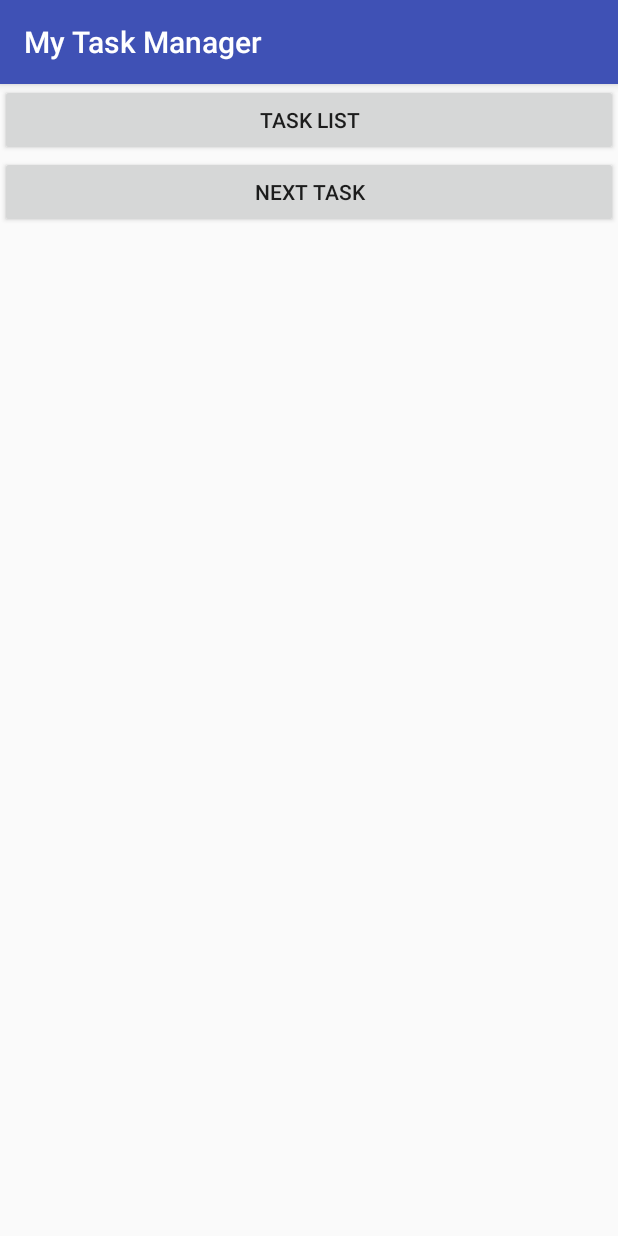
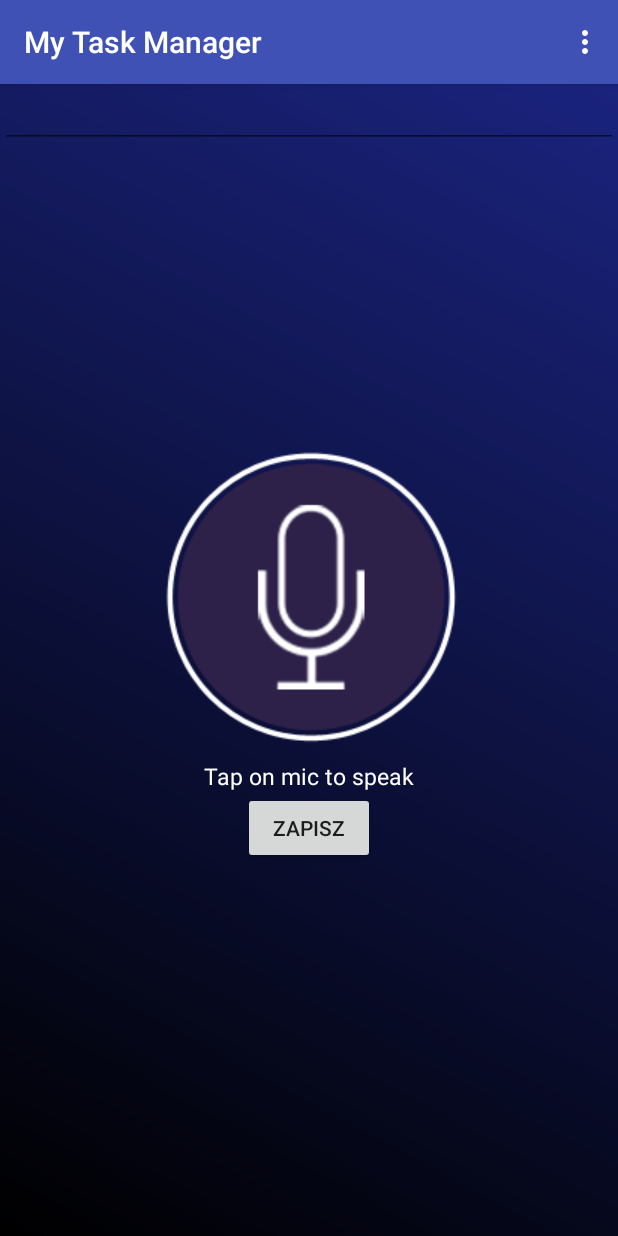
Before and after one commit to mariusz-zawadzki/tomorrow-task-manager, an Android app: the screen it shows after launch (MainActivity before the commit, NoteCreation after it), on a phone screen of 412 x 824 dp. Run offline under Robolectric (Android 15) with nearby library versions, the phone set to English and light mode, and no system bars.

```diff
--- a/app/build.gradle
+++ b/app/build.gradle
@@ -26,6 +26,7 @@ dependencies {
     implementation fileTree(dir: 'libs', include: ['*.jar'])
     implementation "org.jetbrains.kotlin:kotlin-stdlib-jre7:$kotlin_version"
     implementation 'com.android.support:appcompat-v7:28.0.0-alpha3'
+    implementation 'com.android.support:preference-v7:28.0.0-alpha3'
     implementation 'com.android.support.constraint:constraint-layout:1.1.2'
     testImplementation 'junit:junit:4.12'
     androidTestImplementation 'com.android.support.test:runner:1.0.2'
--- a/app/src/main/java/zawadzki/mytaskmanager/MainActivity.kt
+++ b/app/src/main/java/zawadzki/mytaskmanager/MainActivity.kt
@@ -22,11 +22,8 @@ class MainActivity : AppCompatActivity() {
         }
         createTask.setOnClickListener {
             val intent = Intent(this, NoteCreation::class.java).apply {
-
             }
             startActivity(intent)
-
-//            Toast.makeText(this, "Create task.", Toast.LENGTH_SHORT).show()
         }
     }
 }
--- a/app/src/main/java/zawadzki/mytaskmanager/NoteCreation.kt
+++ b/app/src/main/java/zawadzki/mytaskmanager/NoteCreation.kt
@@ -1,26 +1,118 @@
 package zawadzki.mytaskmanager
 
-import android.content.Intent
 import android.support.v7.app.AppCompatActivity
 import android.os.Bundle
-import android.support.v4.app.NavUtils
 import android.view.MenuItem
+import java.util.Locale;
+
+import android.app.Activity;
+import android.content.ActivityNotFoundException;
+import android.content.Intent;
+import android.preference.PreferenceManager
+import android.speech.RecognizerIntent;
+import android.view.Menu;
+import android.widget.*
+import android.widget.Toast
+
+
+
 
 class NoteCreation : AppCompatActivity() {
+    private lateinit var txtSpeechInput: EditText
+    private lateinit var btnSpeak: ImageButton
+    private lateinit var saveNote: Button
+    private val REQ_CODE_SPEECH_INPUT = 100
+
 
     override fun onCreate(savedInstanceState: Bundle?) {
         super.onCreate(savedInstanceState)
         setContentView(R.layout.activity_note_creation)
+//        supportActionBar?.setDisplayHomeAsUpEnabled(true)
 
-        supportActionBar?.setDisplayHomeAsUpEnabled(true)
+        txtSpeechInput = findViewById(R.id.txtSpeechInput)
+        btnSpeak = findViewById(R.id.btnSpeak)
+        saveNote = findViewById(R.id.save_note)
+        // hide the action bar
+//        actionBar?.hide()
+
+        txtSpeechInput.clearFocus()
+        btnSpeak.setOnClickListener({ promptSpeechInput() })
+        saveNote.setOnClickListener { saveCurrentNote() }
+    }
+
+    private fun saveCurrentNote() {
+
+        val defaultSharedPreferences = PreferenceManager.getDefaultSharedPreferences(this)
+        val email = defaultSharedPreferences.getString(getString(R.string.pref_target_email), "")
+
+        val i = Intent(Intent.ACTION_SEND)
+        i.type = "message/rfc822"
+        i.putExtra(Intent.EXTRA_EMAIL, arrayOf(email))
+        i.putExtra(Intent.EXTRA_SUBJECT, "Pomysł.")
+        i.putExtra(Intent.EXTRA_TEXT, txtSpeechInput.text.toString())
+        try {
+            startActivity(Intent.createChooser(i, "Wyślij mailem."))
+        } catch (ex: android.content.ActivityNotFoundException) {
+            Toast.makeText(this, "There are no email clients installed.", Toast.LENGTH_SHORT).show()
+        }
     }
 
 
     override fun onOptionsItemSelected(item: MenuItem): Boolean {
         val id = item.itemId
         if (id == android.R.id.home) {
-            NavUtils.navigateUpTo(this, Intent(this,MainActivity::class.java))
+            finish()
+        }
+        if (id == R.id.action_settings) {
+            val startSettingsActivity = Intent(this, SettingsActivity::class.java)
+            startActivity(startSettingsActivity)
+            return true
         }
         return super.onOptionsItemSelected(item)
     }
+
+    /**
+     * Showing google speech input dialog
+     */
+    private fun promptSpeechInput() {
+        val intent = Intent(RecognizerIntent.ACTION_RECOGNIZE_SPEECH)
+        intent.putExtra(RecognizerIntent.EXTRA_LANGUAGE_MODEL,
+                RecognizerIntent.LANGUAGE_MODEL_FREE_FORM)
+        intent.putExtra(RecognizerIntent.EXTRA_LANGUAGE, Locale.getDefault())
+        intent.putExtra(RecognizerIntent.EXTRA_PROMPT,
+                getString(R.string.speech_prompt))
+        try {
+            startActivityForResult(intent, REQ_CODE_SPEECH_INPUT)
+        } catch (a: ActivityNotFoundException) {
+            Toast.makeText(applicationContext,
+                    getString(R.string.speech_not_supported),
+                    Toast.LENGTH_SHORT).show()
+        }
+
+    }
+
+    /**
+     * Receiving speech input
+     */
+    override fun onActivityResult(requestCode: Int, resultCode: Int, data: Intent?) {
+        super.onActivityResult(requestCode, resultCode, data)
+
+        when (requestCode) {
+            REQ_CODE_SPEECH_INPUT -> {
+                if (resultCode == Activity.RESULT_OK && null != data) {
+                    val result = data
+                            .getStringArrayListExtra(RecognizerIntent.EXTRA_RESULTS)
+                    txtSpeechInput.append(result[0])
+                }
+            }
+        }
+    }
+
+
+
+    override fun onCreateOptionsMenu(menu: Menu): Boolean {
+        // Inflate the menu; this adds items to the action bar if it is present.
+        menuInflater.inflate(R.menu.menu, menu)
+        return true
+    }
 }
--- /dev/null
+++ b/app/src/main/res/drawable/bg_gradient.xml
@@ -0,0 +1,10 @@
+<?xml version="1.0" encoding="UTF-8"?>
+<shape xmlns:android="http://schemas.android.com/apk/res/android"
+    android:shape="rectangle" >
+
+    <gradient
+        android:angle="45"
+        android:endColor="@color/bg_gradient_end"
+        android:startColor="@color/bg_gradient_start"
+        android:type="linear" />
+</shape>
--- a/app/src/main/res/layout/activity_note_creation.xml
+++ b/app/src/main/res/layout/activity_note_creation.xml
@@ -1,17 +1,68 @@
 <?xml version="1.0" encoding="utf-8"?>
-<android.support.constraint.ConstraintLayout xmlns:android="http://schemas.android.com/apk/res/android"
-    xmlns:app="http://schemas.android.com/apk/res-auto"
+<LinearLayout xmlns:android="http://schemas.android.com/apk/res/android"
     xmlns:tools="http://schemas.android.com/tools"
     android:layout_width="match_parent"
     android:layout_height="match_parent"
-    tools:context=".NoteCreation">
+    android:background="@drawable/bg_gradient"
+    android:orientation="vertical">
+    <ScrollView
+        android:layout_width="match_parent"
+        android:layout_height="match_parent">
 
-    <!--
-    TODO: remove hardcoded string
-    -->
-    <TextView
-        android:layout_width="match_parent"
-        android:layout_height="match_parent"
+        <RelativeLayout xmlns:android="http://schemas.android.com/apk/res/android"
+            xmlns:tools="http://schemas.android.com/tools"
+            android:layout_width="match_parent"
+            android:layout_height="match_parent"
+            android:orientation="vertical">
 
-        android:text="This is the task recording activity" />
-</android.support.constraint.ConstraintLayout>
+            <LinearLayout
+                android:layout_width="match_parent"
+                android:layout_height="match_parent"
+                android:layout_marginBottom="220dp"
+                android:minHeight="300dp">
+                <EditText
+                    android:inputType="textLongMessage"
+                    android:id="@+id/txtSpeechInput"
+                    android:layout_width="match_parent"
+                    android:layout_height="wrap_content"
+                    android:textColor="@color/white"
+                    android:textSize="16sp"
+                    android:textStyle="normal"/>
+            </LinearLayout>
+
+            <LinearLayout
+                android:layout_width="wrap_content"
+                android:layout_height="wrap_content"
+                android:layout_alignParentBottom="true"
+                android:layout_centerHorizontal="true"
+                android:layout_marginBottom="15dp"
+                android:gravity="center"
+                android:orientation="vertical">
+
+                <ImageButton
+                    android:id="@+id/btnSpeak"
+                    android:layout_width="wrap_content"
+                    android:layout_height="wrap_content"
+                    android:background="@null"
+                    android:focusableInTouchMode="true"
+                    android:src="@drawable/ico_mic">
+                    <requestFocus />
+                </ImageButton>
+
+                <TextView
+                    android:layout_width="wrap_content"
+                    android:layout_height="wrap_content"
+                    android:layout_marginTop="10dp"
+                    android:text="@string/tap_on_mic"
+                    android:textColor="@color/white"
+                    android:textSize="15dp"
+                    android:textStyle="normal" />
+                <Button
+                    android:id="@+id/save_note"
+                    android:layout_width="wrap_content"
+                    android:layout_height="wrap_content"
+                    android:text="@string/save_note"/>
+            </LinearLayout>
+        </RelativeLayout>
+    </ScrollView>
+</LinearLayout>
--- /dev/null
+++ b/app/src/main/res/menu/menu.xml
@@ -0,0 +1,9 @@
+<?xml version="1.0" encoding="utf-8"?>
+<menu xmlns:android="http://schemas.android.com/apk/res/android"
+    xmlns:app="http://schemas.android.com/apk/res-auto">
+    <item
+        android:id="@+id/action_settings"
+        android:orderInCategory="100"
+        android:title="@string/action_settings"
+        app:showAsAction="never" />
+</menu>
--- a/app/src/main/res/values/colors.xml
+++ b/app/src/main/res/values/colors.xml
@@ -1,6 +1,10 @@
 <?xml version="1.0" encoding="utf-8"?>
 <resources>
     <color name="colorPrimary">#3F51B5</color>
+    <color name="green">#4caf50</color>
     <color name="colorPrimaryDark">#303F9F</color>
     <color name="colorAccent">#FF4081</color>
+    <color name="white">#ffffff</color>
+    <color name="bg_gradient_start">#000000</color>
+    <color name="bg_gradient_end">#1a237e</color>
 </resources>
--- a/app/src/main/res/values/strings.xml
+++ b/app/src/main/res/values/strings.xml
@@ -2,4 +2,14 @@
     <string name="app_name">My Task Manager</string>
     <string name="task_list">Task List</string>
     <string name="next_task">Next Task</string>
+    <string name="start_recording">Start recording</string>
+    <string name="action_settings">Settings</string>
+    <string name="hello_world">Hello world!</string>
+    <string name="speech_prompt">Say something&#8230;</string>
+    <string name="speech_not_supported">Sorry! Your device doesn\'t support speech input</string>
+    <string name="tap_on_mic">Tap on mic to speak</string>
+    <string name="nodest_list" translatable="false">nodes_list</string>
+    <string name="pref_target_email" translatable="false">target_email</string>
+    <string name="save_note">Zapisz</string>
+    <string name="target_email">Email</string>
 </resources>
--- a/app/src/main/res/values/styles.xml
+++ b/app/src/main/res/values/styles.xml
@@ -6,6 +6,7 @@
         <item name="colorPrimary">@color/colorPrimary</item>
         <item name="colorPrimaryDark">@color/colorPrimaryDark</item>
         <item name="colorAccent">@color/colorAccent</item>
+        <item name="preferenceTheme">@style/PreferenceThemeOverlay</item>
     </style>
 
 </resources>
```
Also changed, not shown: app/src/main/AndroidManifest.xml (+14 -2 lines), app/src/main/java/zawadzki/mytaskmanager/SettingsActivity.kt (added, +28 -0 lines), app/src/main/java/zawadzki/mytaskmanager/TaskManagerPreferenceFragment.kt (added, +10 -0 lines), app/src/main/res/layout/activity_main.xml (+22 -8 lines), app/src/main/res/layout/settings.xml (added, +7 -0 lines), app/src/main/res/xml/preferences.xml (added, +8 -0 lines), app/src/main/res/drawable/ic_launcher.png (added), app/src/main/res/drawable/ico_mic.png (added).
